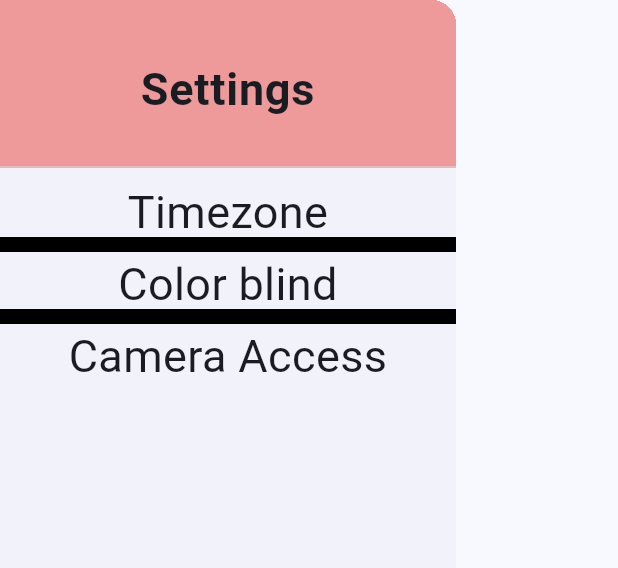
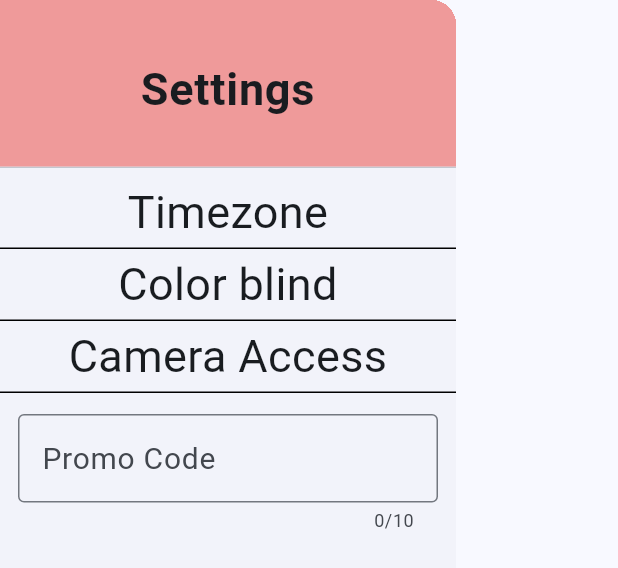
Before and after one commit to JeremyTaraba/realcolor, a Flutter app: what settingsDrawer() shows on an empty page, opened directly, on a phone screen of 412 x 824 dp. Shown: the top 568 px of the screen. Run offline on Flutter 3.47's test engine with Material 3 defaults, Android fonts, the phone set to English and light mode, and no system bars; our stand-ins replace camera, flutter_spinkit, permission_handler, shared_preferences; missing offline and left inert: app_settings, camerawesome, delta_e, purchases_flutter, purchases_ui_flutter; accounts and stored records are empty.

Commit message:
promo code works

```diff
--- a/lib/utilities/homepage_helpers.dart
+++ b/lib/utilities/homepage_helpers.dart
@@ -176,6 +176,20 @@ Widget unlimitedButtonDialog(context, nav) {
           style: TextStyle(color: Colors.green[800], fontWeight: FontWeight.bold, fontSize: 20),
         ),
         onPressed: () async {
+          SharedPreferences prefs = await SharedPreferences.getInstance();
+          String? promoTimeStr = prefs.getString('promoCodeTime');
+
+          if (promoTimeStr != null) {
+            DateTime promoTime = DateTime.parse(promoTimeStr);
+            if (promoTime.isBefore(DateTime.now().add(const Duration(days: 7)))) {
+              // 7 day trial
+              await checkCameraPermissionsPushReplace(context, snackBar, nav);
+              return;
+            }
+            // trial expired
+            // continue
+          }
+
           CustomerInfo customerInfo = await Purchases.getCustomerInfo();
           EntitlementInfo? entitlement = customerInfo.entitlements.all['pro'];
           if (entitlement != null && entitlement.isActive) {
@@ -292,7 +306,18 @@ Drawer infoDrawer() {
   );
 }
 
-Drawer settingsDrawer() {
+class settingsDrawer extends StatefulWidget {
+  const settingsDrawer({super.key});
+
+  @override
+  State<settingsDrawer> createState() => _settingsDrawerState();
+}
+
+class _settingsDrawerState extends State<settingsDrawer> {
+  bool validated = false;
+  bool submitted = false;
+  @override
+  Widget build(BuildContext context) {
     return Drawer(
       child: ListView(
         padding: EdgeInsets.zero,
@@ -319,7 +344,7 @@ Drawer settingsDrawer() {
           ),
           Divider(
             height: 5,
-          thickness: 10,
+            thickness: 1,
             color: Colors.black,
           ),
           Text(
@@ -329,7 +354,7 @@ Drawer settingsDrawer() {
           ),
           Divider(
             height: 5,
-          thickness: 10,
+            thickness: 1,
             color: Colors.black,
           ),
           Text(
@@ -337,7 +362,89 @@ Drawer settingsDrawer() {
             style: TextStyle(fontSize: 30),
             textAlign: TextAlign.center,
           ),
+          Divider(
+            height: 5,
+            thickness: 1,
+            color: Colors.black,
+          ),
+          Padding(
+            padding: const EdgeInsets.all(12.0),
+            child: TextFormField(
+              style: TextStyle(fontSize: 18),
+              onChanged: (text) {
+                setState(() {
+                  submitted = false;
+                });
+              },
+              onFieldSubmitted: (text) async {
+                // check if correct or not and show check mark if it is
+                // x if it is not, change shared variable for code to have datetime now
+                setState(() {
+                  submitted = true;
+                });
+
+                if (text.toLowerCase() == "revenuecat") {
+                  SharedPreferences prefs = await SharedPreferences.getInstance();
+                  String? promoTimeStr = prefs.getString('promoCodeTime');
+                  if (promoTimeStr != null) {
+                    DateTime promoTime = DateTime.parse(promoTimeStr);
+                    if (promoTime.isBefore(DateTime.now().add(const Duration(days: 7)))) {
+                      // green check
+                      setState(() {
+                        validated = true;
+                      });
+                    } else {
+                      // promo expired
+                      // red x
+                      print("promo expired"); // uninstall and reinstall will reset this
+                      setState(() {
+                        validated = false;
+                      });
+                    }
+                  } else {
+                    prefs.setString('promoCodeTime', DateTime.now().toString());
+                    // green check
+                    setState(() {
+                      validated = true;
+                    });
+                  }
+                } else {
+                  // red x
+                  setState(() {
+                    validated = false;
+                  });
+                }
+              },
+              decoration: InputDecoration(
+                suffixIcon: promoCodePrefixIcon(validated, submitted),
+                border: OutlineInputBorder(),
+                fillColor: validated ? Colors.green.shade100 : Colors.red.shade100,
+                filled: submitted,
+                labelText: 'Promo Code',
+                labelStyle: TextStyle(fontSize: 20),
+              ),
+              maxLength: 10,
+            ),
+          ),
         ],
       ),
     );
   }
+}
+
+Widget promoCodePrefixIcon(bool validated, bool submitted) {
+  if (validated && submitted) {
+    return Icon(
+      Icons.check,
+      color: Colors.green,
+    );
+  } else {
+    if (submitted) {
+      return Icon(
+        Icons.close,
+        color: Colors.red,
+      );
+    }
+    return const Icon(null);
+  }
+}
```
Also changed, not shown: lib/pages/home_page.dart (+9 -9 lines). Lines whose indentation alone changed are shown as unchanged.
